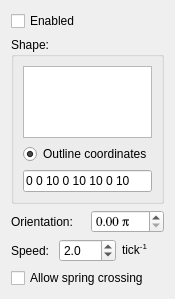
dantrag/spring_simulator, file simulator/ui/qactuatorwidget.ui: the form before one commit.
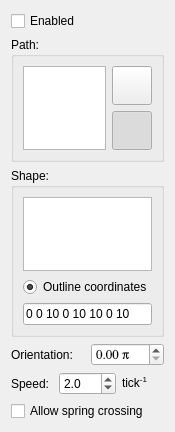
The form after the commit. Icons and pictures are not drawn.

Commit message: Added path creation for each actuator

Diff of the .ui file:
```diff
--- a/simulator/ui/qactuatorwidget.ui
+++ b/simulator/ui/qactuatorwidget.ui
@@ -6,8 +6,8 @@
    <rect>
     <x>0</x>
     <y>0</y>
-    <width>161</width>
-    <height>299</height>
+    <width>169</width>
+    <height>432</height>
    </rect>
   </property>
   <property name="sizePolicy">
@@ -30,6 +30,81 @@
      </property>
     </widget>
    </item>
+   <item>
+    <widget class="QGroupBox" name="static5">
+     <property name="title">
+      <string>Path:</string>
+     </property>
+     <layout class="QHBoxLayout" name="horizontalLayout">
+      <item>
+       <widget class="QPlainTextEdit" name="passes_text_edit"/>
+      </item>
+      <item>
+       <layout class="QVBoxLayout" name="layout6">
+        <item>
+         <widget class="QToolButton" name="clear_button">
+          <property name="toolTip">
+           <string>Clear</string>
+          </property>
+          <property name="text">
+           <string/>
+          </property>
+          <property name="icon">
+           <iconset resource="res/images.qrc">
+            <normaloff>:/icons/clear</normaloff>:/icons/clear</iconset>
+          </property>
+          <property name="iconSize">
+           <size>
+            <width>32</width>
+            <height>32</height>
+           </size>
+          </property>
+         </widget>
+        </item>
+        <item>
+         <widget class="QToolButton" name="replace_toggle_button">
+          <property name="toolTip">
+           <string>&lt;html&gt;&lt;head/&gt;&lt;body&gt;&lt;p&gt;Toggle to choose between appending and overwriting new passes&lt;/p&gt;&lt;/body&gt;&lt;/html&gt;</string>
+          </property>
+          <property name="text">
+           <string/>
+          </property>
+          <property name="icon">
+           <iconset resource="res/images.qrc">
+            <normaloff>:/icons/replace</normaloff>:/icons/replace</iconset>
+          </property>
+          <property name="iconSize">
+           <size>
+            <width>32</width>
+            <height>32</height>
+           </size>
+          </property>
+          <property name="checkable">
+           <bool>true</bool>
+          </property>
+          <property name="checked">
+           <bool>true</bool>
+          </property>
+         </widget>
+        </item>
+        <item>
+         <spacer name="static6">
+          <property name="orientation">
+           <enum>Qt::Vertical</enum>
+          </property>
+          <property name="sizeHint" stdset="0">
+           <size>
+            <width>16</width>
+            <height>0</height>
+           </size>
+          </property>
+         </spacer>
+        </item>
+       </layout>
+      </item>
+     </layout>
+    </widget>
+   </item>
    <item>
     <widget class="QGroupBox" name="static3">
      <property name="title">
```
Left out of the diff: 4 changed lines with no effect on the pictures. The commit also changes 8 other files.
